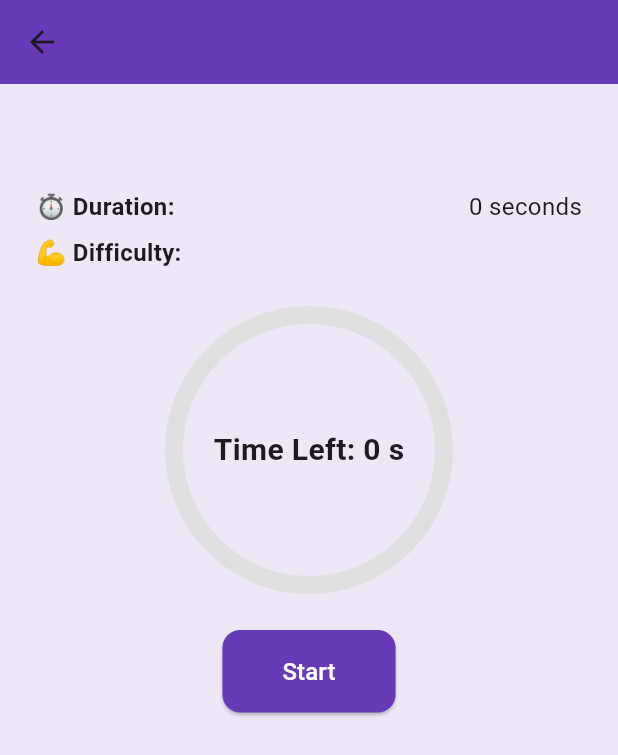
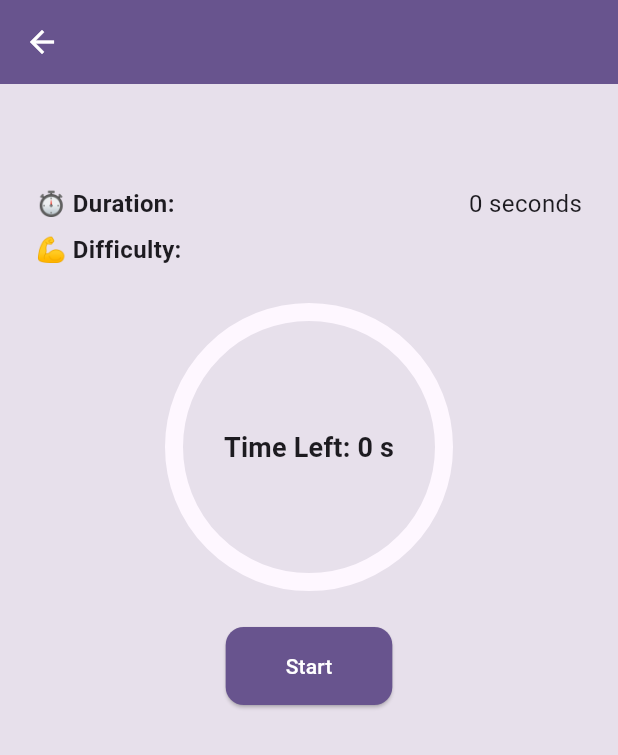
Before and after one commit to achal1383/Exercise-App, a Flutter app: the ExerciseDetailScreen screen opened directly with empty values, on a phone screen of 412 x 824 dp. Shown: the top 755 px of the screen. Run offline on Flutter 3.47's test engine with Material 3 defaults, Android fonts, the light colour scheme and no system bars; our stand-ins replace flutter_bloc, shared_preferences; accounts and stored records are empty; network calls fail.

```diff
--- /dev/null
+++ b/lib/core/theme.dart
@@ -0,0 +1,34 @@
+import 'package:flutter/material.dart';
+
+class AppTheme {
+  static final ColorScheme colorScheme = ColorScheme.fromSeed(
+    seedColor: Colors.deepPurple,
+    brightness: Brightness.light,
+  );
+
+  static final TextTheme textTheme = TextTheme(
+    headlineLarge: TextStyle(fontSize: 32, fontWeight: FontWeight.bold),
+    titleMedium: TextStyle(fontSize: 18, fontWeight: FontWeight.w600),
+    bodyMedium: TextStyle(fontSize: 16),
+    bodySmall: TextStyle(fontSize: 14, color: Colors.grey[700]),
+  );
+
+  static ThemeData lightTheme = ThemeData(
+    useMaterial3: true,
+    colorScheme: colorScheme,
+    scaffoldBackgroundColor: colorScheme.background,
+    appBarTheme: AppBarTheme(
+      backgroundColor: colorScheme.primary,
+      foregroundColor: Colors.white,
+    ),
+    textTheme: textTheme,
+    elevatedButtonTheme: ElevatedButtonThemeData(
+      style: ElevatedButton.styleFrom(
+        backgroundColor: colorScheme.primary,
+        foregroundColor: Colors.white,
+        padding: EdgeInsets.symmetric(horizontal: 24, vertical: 12),
+        shape: RoundedRectangleBorder(borderRadius: BorderRadius.circular(12)),
+      ),
+    ),
+  );
+}
--- a/lib/features/fetchexercises/presentation/screens/detail_screen.dart
+++ b/lib/features/fetchexercises/presentation/screens/detail_screen.dart
@@ -1,7 +1,5 @@
 import 'dart:async';
-
 import 'package:flutter/material.dart';
-
 import '../../domain/entities/exercise.dart';
 
 class ExerciseDetailScreen extends StatefulWidget {
@@ -69,11 +67,17 @@ class _ExerciseDetailScreenState extends State<ExerciseDetailScreen>
 
   @override
   Widget build(BuildContext context) {
+    final colorScheme = Theme.of(context).colorScheme;
+    final textTheme = Theme.of(context).textTheme;
+
     return Scaffold(
-      backgroundColor: Colors.deepPurple.shade50,
+      backgroundColor: colorScheme.surfaceVariant,
       appBar: AppBar(
-        title: Text(widget.exercise.name),
-        backgroundColor: Colors.deepPurple,
+        title: Text(
+          widget.exercise.name,
+          style: textTheme.titleLarge?.copyWith(color: Colors.white),
+        ),
+        backgroundColor: colorScheme.primary,
         centerTitle: true,
       ),
       body: SingleChildScrollView(
@@ -83,10 +87,10 @@ class _ExerciseDetailScreenState extends State<ExerciseDetailScreen>
             crossAxisAlignment: CrossAxisAlignment.stretch,
             children: [
               Text(
-                widget.exercise.description.capitalize(
-                  widget.exercise.description,
+                widget.exercise.description.capitalize(),
+                style: textTheme.bodyLarge?.copyWith(
+                  color: colorScheme.onSurface,
                 ),
-                style: TextStyle(fontSize: 18, color: Colors.grey[800]),
               ),
               const SizedBox(height: 20),
               Row(
@@ -94,11 +98,13 @@ class _ExerciseDetailScreenState extends State<ExerciseDetailScreen>
                 children: [
                   Text(
                     '⏱ Duration:',
-                    style: TextStyle(fontSize: 16, fontWeight: FontWeight.w600),
+                    style: textTheme.bodyMedium?.copyWith(
+                      fontWeight: FontWeight.w600,
+                    ),
                   ),
                   Text(
                     '${widget.exercise.duration} seconds',
-                    style: TextStyle(fontSize: 16),
+                    style: textTheme.bodyMedium,
                   ),
                 ],
               ),
@@ -108,11 +114,13 @@ class _ExerciseDetailScreenState extends State<ExerciseDetailScreen>
                 children: [
                   Text(
                     '💪 Difficulty:',
-                    style: TextStyle(fontSize: 16, fontWeight: FontWeight.w600),
+                    style: textTheme.bodyMedium?.copyWith(
+                      fontWeight: FontWeight.w600,
+                    ),
                   ),
                   Text(
                     widget.exercise.difficulty,
-                    style: TextStyle(fontSize: 16),
+                    style: textTheme.bodyMedium,
                   ),
                 ],
               ),
@@ -129,16 +137,15 @@ class _ExerciseDetailScreenState extends State<ExerciseDetailScreen>
                         child: CircularProgressIndicator(
                           value: _animationController.value,
                           strokeWidth: 12,
-                          backgroundColor: Colors.grey[300],
+                          backgroundColor: colorScheme.surface,
                           valueColor: AlwaysStoppedAnimation<Color>(
-                            Colors.deepPurple,
+                            colorScheme.primary,
                           ),
                         ),
                       ),
                       Text(
                         'Time Left: $_remainingSeconds s',
-                        style: TextStyle(
-                          fontSize: 20,
+                        style: textTheme.titleMedium?.copyWith(
                           fontWeight: FontWeight.bold,
                         ),
                       ),
@@ -151,7 +158,7 @@ class _ExerciseDetailScreenState extends State<ExerciseDetailScreen>
                 child: ElevatedButton(
                   onPressed: _isRunning ? null : _startTimer,
                   style: ElevatedButton.styleFrom(
-                    backgroundColor: Colors.deepPurple,
+                    backgroundColor: colorScheme.primary,
                     padding: const EdgeInsets.symmetric(
                       horizontal: 40,
                       vertical: 16,
@@ -162,7 +169,7 @@ class _ExerciseDetailScreenState extends State<ExerciseDetailScreen>
                   ),
                   child: Text(
                     _isRunning ? 'Running...' : 'Start',
-                    style: TextStyle(fontSize: 16, color: Colors.white),
+                    style: textTheme.labelLarge?.copyWith(color: Colors.white),
                   ),
                 ),
               ),
@@ -171,8 +178,7 @@ class _ExerciseDetailScreenState extends State<ExerciseDetailScreen>
                 Center(
                   child: Text(
                     '🎉 Exercise Completed!',
-                    style: TextStyle(
-                      fontSize: 22,
+                    style: textTheme.titleLarge?.copyWith(
                       color: Colors.green,
                       fontWeight: FontWeight.bold,
                     ),
@@ -186,7 +192,7 @@ class _ExerciseDetailScreenState extends State<ExerciseDetailScreen>
   }
 }
 
-extension on String {
-  String capitalize(String text) =>
-      text.isNotEmpty ? '${text[0].toUpperCase()}${text.substring(1)}' : '';
+extension StringCasing on String {
+  String capitalize() =>
+      isNotEmpty ? '${this[0].toUpperCase()}${substring(1)}' : '';
 }
--- a/lib/main.dart
+++ b/lib/main.dart
@@ -1,6 +1,7 @@
 import 'package:flutter/material.dart';
 import 'package:flutter_bloc/flutter_bloc.dart';
 
+import 'core/theme.dart';
 import 'features/fetchexercises/data/repository/exercise_repository_impl.dart';
 import 'features/fetchexercises/presentation/blocs/exercise_bloc/exercise_bloc.dart';
 import 'features/fetchexercises/presentation/blocs/exercise_bloc/exercise_event.dart';
@@ -16,7 +17,7 @@ class MyApp extends StatelessWidget {
     return MaterialApp(
       debugShowCheckedModeBanner: false,
       title: 'Exercise App',
-      theme: ThemeData(useMaterial3: true),
+      theme: AppTheme.lightTheme,
       home: BlocProvider(
         create: (_) =>
             ExerciseBloc(ExerciseRepositoryImpl())..add(LoadExercises()),
```
Also changed, not shown: lib/features/fetchexercises/presentation/screens/home_screen.dart (+28 -31 lines), 1 other file.
